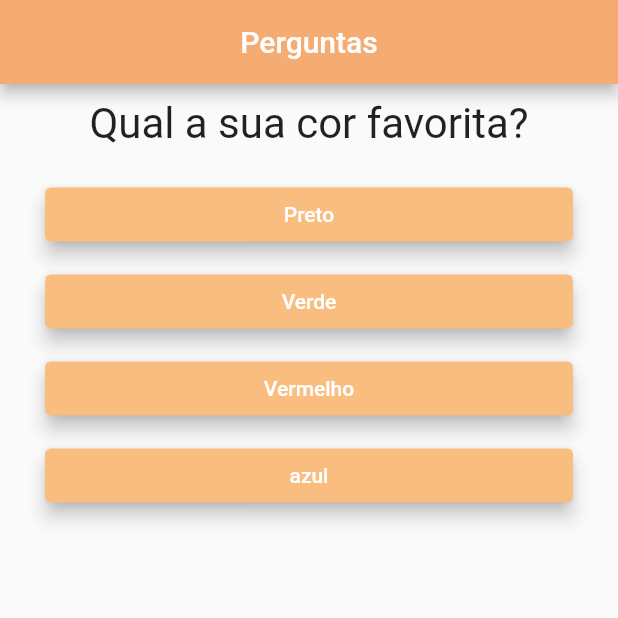
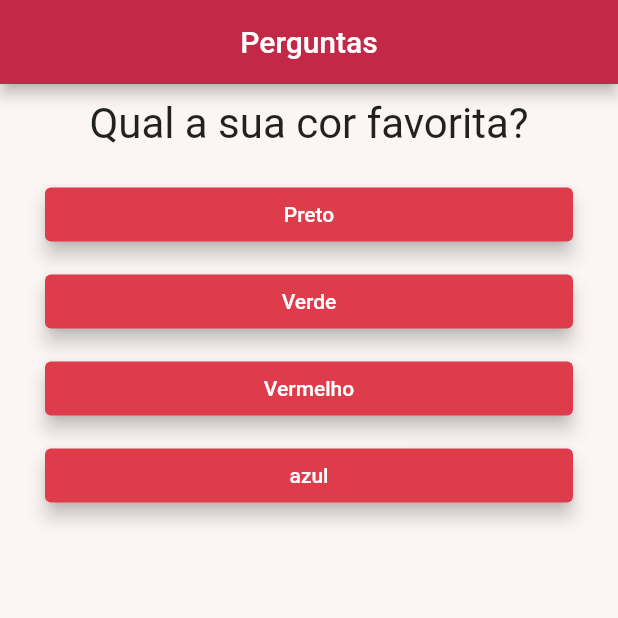
Before and after one commit to 5gMurilo/questionarioFlutter, a Flutter app: the screen it shows after launch, after a tap on "20", on a phone screen of 412 x 824 dp, the top half of it. Run offline on Flutter 3.47's test engine with Material 2 defaults, Android fonts, the phone set to English and light mode, and no system bars; network calls fail.

Commit message:
release updates

```diff
--- a/lib/main.dart
+++ b/lib/main.dart
@@ -22,8 +22,6 @@ class _QuestionsAppState extends State<QuestionsApp> {
         _pontuacaoTotal += pontuacao;
       });
     }
-
-    print(_pontuacaoTotal);
   }
 
   bool get temPerguntaSelecionada {
@@ -74,14 +72,16 @@ class _QuestionsAppState extends State<QuestionsApp> {
         appBar: AppBar(
           title: const Text('Perguntas'),
           centerTitle: true,
-            backgroundColor: const Color.fromARGB(255, 245, 172, 114),
+          backgroundColor: const Color.fromARGB(255, 196, 40, 71),
         ),
         body: temPerguntaSelecionada
             ? Questionario(
                 perguntas: _perguntas,
                 perguntaSelecionada: _perguntaSelecionada,
                 responder: responder)
-              : FinishScreen(_pontuacaoTotal, restart)),
+            : FinishScreen(_pontuacaoTotal, restart),
+        backgroundColor: Color.fromARGB(255, 251, 245, 243),
+      ),
     );
   }
 }
--- a/lib/resposta.dart
+++ b/lib/resposta.dart
@@ -16,7 +16,7 @@ class Resposta extends StatelessWidget {
           style: ElevatedButton.styleFrom(
             alignment: Alignment.center,
             elevation: 5,
-            primary: const Color.fromARGB(255, 248, 189, 127),
+            primary: const Color.fromARGB(255, 222, 60, 75),
           )),
     );
   }
```
Also changed, not shown: lib/finishScreen.dart (+7 -4 lines), 1 other file. Lines whose indentation alone changed are shown as unchanged.
